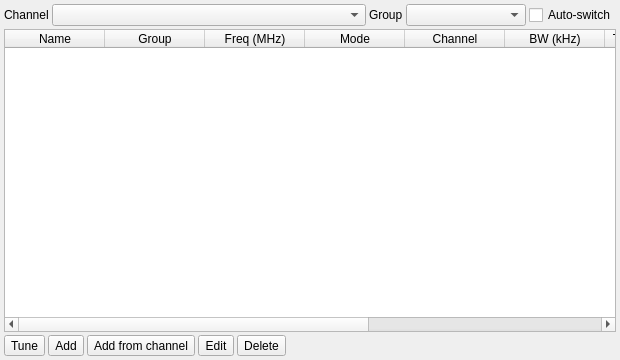
ve3ukw/sdrangel, file plugins/feature/addressbook/addressbookgui.ui: the form before one commit.
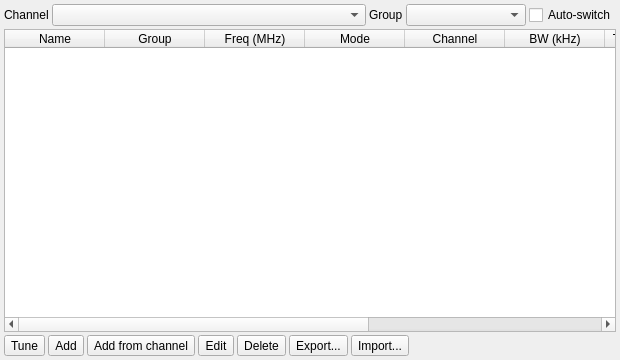
The form after the commit. Custom widgets are drawn as their Qt base class.

Commit message: Address Book: export and import entries, import CHIRP CSV, and point the Jog Wheel at the tuned channel

What changed in the file:
```diff
--- a/plugins/feature/addressbook/addressbookgui.ui
+++ b/plugins/feature/addressbook/addressbookgui.ui
@@ -258,6 +258,26 @@
         </property>
        </widget>
       </item>
+      <item>
+       <widget class="QToolButton" name="exportEntries">
+        <property name="toolTip">
+         <string>Export all entries to a JSON file, E.g. for a backup or to copy them to another configuration</string>
+        </property>
+        <property name="text">
+         <string>Export...</string>
+        </property>
+       </widget>
+      </item>
+      <item>
+       <widget class="QToolButton" name="importEntries">
+        <property name="toolTip">
+         <string>Import entries from a JSON file exported by the Address Book, or a CHIRP CSV file (E.g. exported by RepeaterBook from a search). Entries already in the address book (same name and frequency) are skipped</string>
+        </property>
+        <property name="text">
+         <string>Import...</string>
+        </property>
+       </widget>
+      </item>
       <item>
        <widget class="QLabel" name="status">
         <property name="sizePolicy">
```
The commit also changes 7 other files.
